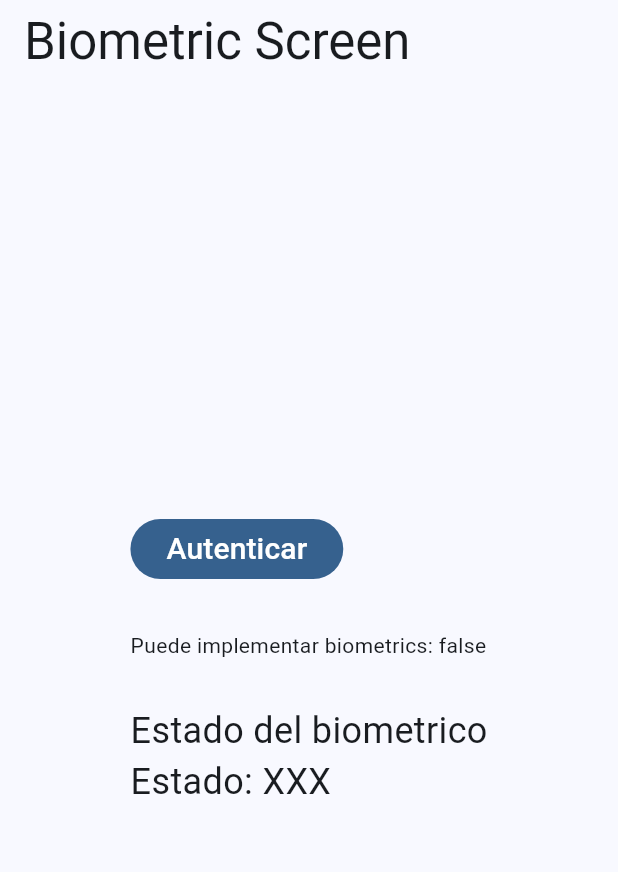
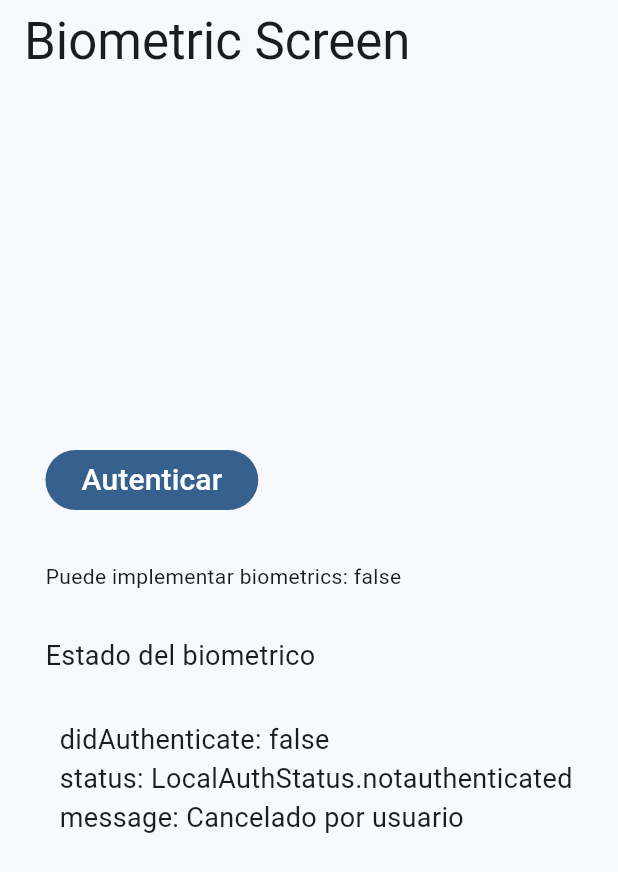
Before and after one commit to manypark/miscelaneos, a Flutter app: the BiometricScreen screen opened by its route, after a tap on "Autenticar", on a phone screen of 412 x 824 dp. Shown: the top 872 px of the screen. Run offline on Flutter 3.47's test engine with Material 2 defaults, Android fonts, the phone set to English and light mode, and no system bars; our stand-ins replace dio, flutter_compass, flutter_riverpod, go_router, google_fonts, local_auth and 3 more.

Commit message:
feat: optional biometric only

```diff
--- a/lib/config/plugins/local_auth_plugin.dart
+++ b/lib/config/plugins/local_auth_plugin.dart
@@ -24,14 +24,14 @@ class LocalAuthPlugin {
     return await auth.canCheckBiometrics;
    }
 
-   static Future<( bool, String )> authenticate() async {
+   static Future<( bool, String )> authenticate( { bool biometricOnly = false } ) async {
 
       try {
 
         final bool didAuthenticate = await auth.authenticate(
           localizedReason : 'Por favor autenticate para continuar',
-          options         : const AuthenticationOptions(
-            // biometricOnly: true // si es falso podemos colocar PIN
+          options         : AuthenticationOptions(
+            biometricOnly: biometricOnly // si es falso podemos colocar PIN
           ),
         );
 
--- a/lib/presentation/providers/local_auth/local_auth_providers.dart
+++ b/lib/presentation/providers/local_auth/local_auth_providers.dart
@@ -16,7 +16,7 @@ class LocalAuthNotifier extends StateNotifier<LocalAuthState> {
 
   Future<( bool, String )> authenticateUser() async {
 
-    final ( didAuthenticate, message ) = await LocalAuthPlugin.authenticate();
+    final ( didAuthenticate, message ) = await LocalAuthPlugin.authenticate( biometricOnly: true );
 
     state = state.copyWith(
       didAuthenticate : didAuthenticate,
@@ -56,4 +56,11 @@ class LocalAuthState {
     );
   }
 
+
+  @override
+  String toString() => '''
+  didAuthenticate: $didAuthenticate
+  status: $status
+  message: $message
+  ''';
 }
--- a/lib/presentation/screens/biometric/biometric_screen.dart
+++ b/lib/presentation/screens/biometric/biometric_screen.dart
@@ -10,6 +10,7 @@ class BiometricScreen extends ConsumerWidget {
   Widget build(BuildContext context, ref) {
 
     final canCheckBiometris = ref.watch( canCheckBiometricsProvider );
+    final localAuthState = ref.watch( localAuthProvider );
 
     return Scaffold(
       appBar: AppBar(
@@ -22,7 +23,9 @@ class BiometricScreen extends ConsumerWidget {
           children          : [
 
             FilledButton(
-              onPressed: (){},
+              onPressed: () {
+                ref.read(localAuthProvider.notifier).authenticateUser();
+              },
               child: const Text('Autenticar', style: TextStyle( fontSize: 20 ) )
             ),
 
@@ -36,9 +39,11 @@ class BiometricScreen extends ConsumerWidget {
 
             const SizedBox( height: 30 ),
 
-            const Text('Estado del biometrico', style: TextStyle( fontSize: 24 ) ),
+            const Text('Estado del biometrico', style: TextStyle( fontSize: 18 ) ),
 
-            const Text('Estado: XXX', style: TextStyle( fontSize: 24 ) ),
+            const SizedBox( height: 30 ),
+
+            Text('$localAuthState', style: const TextStyle( fontSize: 18 ) ),
 
           ],
         ),
```
